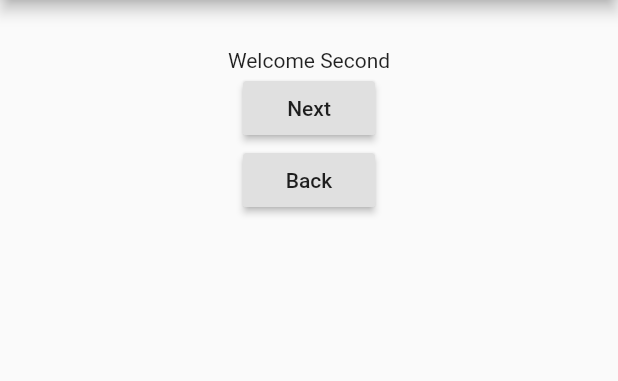
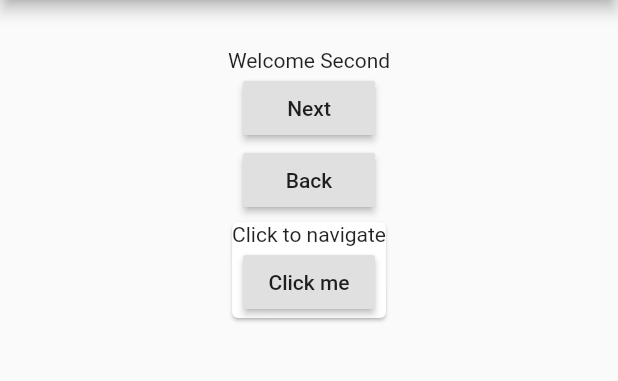
Before and after one commit to Sheshank-Srivastava/LearningFlutter, a Flutter app: the Second screen opened by its route, on a phone screen of 412 x 824 dp, the part 84-465 px from its top. Run offline on Flutter 3.47's test engine with Material 2 defaults, Android fonts, the phone set to English and light mode, and no system bars.

Commit message:
Navigation complete

```diff
--- /dev/null
+++ b/lib/mywidget.dart
@@ -0,0 +1,16 @@
+import 'package:flutter/material.dart';
+
+class MyWidget extends StatelessWidget {
+  @override
+  Widget build(BuildContext context) {
+    return new Card(
+      child: new Column(
+        children: [
+          new Text('Click to navigate'),
+          new RaisedButton(onPressed: ()=>{Navigator.of(context).pushNamed('/Home')},child: new Text('Click me'),),
+
+        ],
+      ),
+    );
+  }
+}
--- a/lib/screens/home.dart
+++ b/lib/screens/home.dart
@@ -22,7 +22,7 @@ class _HomeState extends State<Home> {
           child: new Column(
             children: <Widget>[
               new Text('Welcome Home'),
-              new RaisedButton(onPressed: ()=>{Navigator.of(context).pushNamed('/Second')}, child: new Text("Second"),)
+              new RaisedButton(onPressed: ()=>{Navigator.of(context).pushNamed('/Second')}, child: new Text("Second"),),
               new RaisedButton(onPressed: ()=>{Navigator.of(context).pushNamed('/Third')}, child: new Text("Third"),)
             ],
           ),
--- a/lib/screens/second.dart
+++ b/lib/screens/second.dart
@@ -1,6 +1,6 @@
 import 'package:flutter/material.dart';
 
-
+import  'package:demo_flutter/mywidget.dart';
 
 class Second extends StatefulWidget {
   @override
@@ -23,7 +23,8 @@ class _SecondState extends State<Second> {
             children: <Widget>[
               new Text('Welcome Second'),
               new RaisedButton(onPressed: ()=>{Navigator.of(context).pushNamedAndRemoveUntil('/Third',(Route<dynamic> route)=>false)}, child: new Text("Next"),),
-              new RaisedButton(onPressed: ()=>{Navigator.of(context).pop()}, child: new Text("Back"),)
+              new RaisedButton(onPressed: ()=>{Navigator.of(context).pop()}, child: new Text("Back"),),
+              new MyWidget()
             ],
           ),
         ),
```
